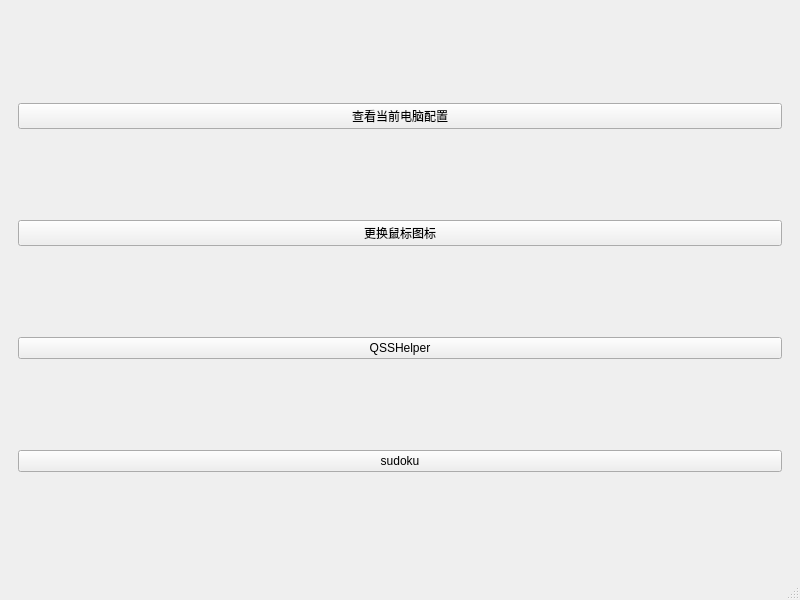
The window that mainwindow.ui (littleHorse12138/lyhAssistant) describes before a commit, drawn with Qt 5.
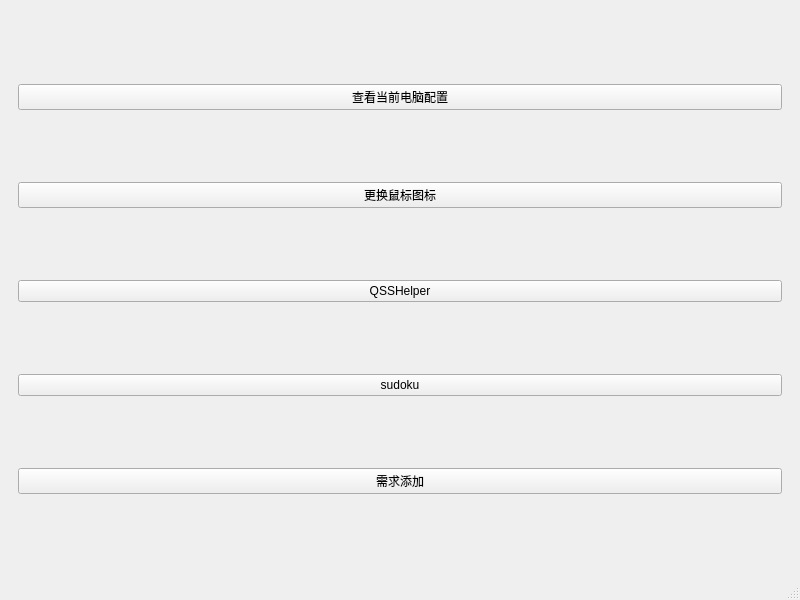
The same window after the commit.

Diff of the .ui file:
```diff
--- a/mainwindow.ui
+++ b/mainwindow.ui
@@ -46,6 +46,13 @@
          </property>
         </widget>
        </item>
+       <item>
+        <widget class="QPushButton" name="m_pBtnAddSave">
+         <property name="text">
+          <string>需求添加</string>
+         </property>
+        </widget>
+       </item>
       </layout>
      </widget>
     </item>
```
